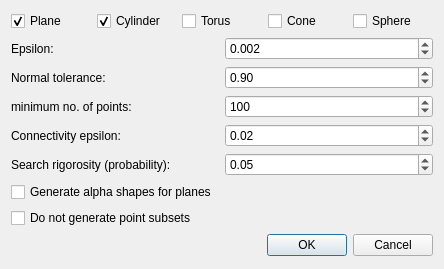
This is Polyhedron/demo/Polyhedron/Polyhedron_demo_point_set_shape_detection_plugin.ui in CGAL/cgal as Qt 5 draws it before an edit. The edited form follows.
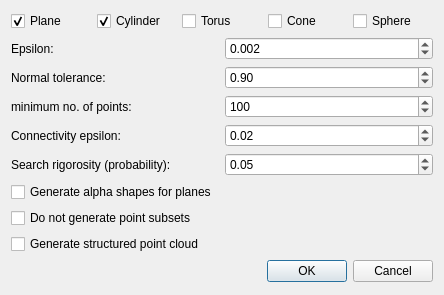
This is the edited form.

Commit message: Update RANSAC plugin in Polyhedron demo to get point set structuring

Diff of the .ui file:
```diff
--- a/Polyhedron/demo/Polyhedron/Polyhedron_demo_point_set_shape_detection_plugin.ui
+++ b/Polyhedron/demo/Polyhedron/Polyhedron_demo_point_set_shape_detection_plugin.ui
@@ -7,7 +7,7 @@
     <x>0</x>
     <y>0</y>
     <width>444</width>
-    <height>269</height>
+    <height>295</height>
    </rect>
   </property>
   <property name="windowTitle">
@@ -211,6 +211,13 @@
      </property>
     </widget>
    </item>
+   <item>
+    <widget class="QCheckBox" name="m_generate_structured">
+     <property name="text">
+      <string>Generate structured point cloud</string>
+     </property>
+    </widget>
+   </item>
    <item>
     <widget class="QDialogButtonBox" name="buttonBox">
      <property name="orientation">
```
The commit also changes 1 other file.
